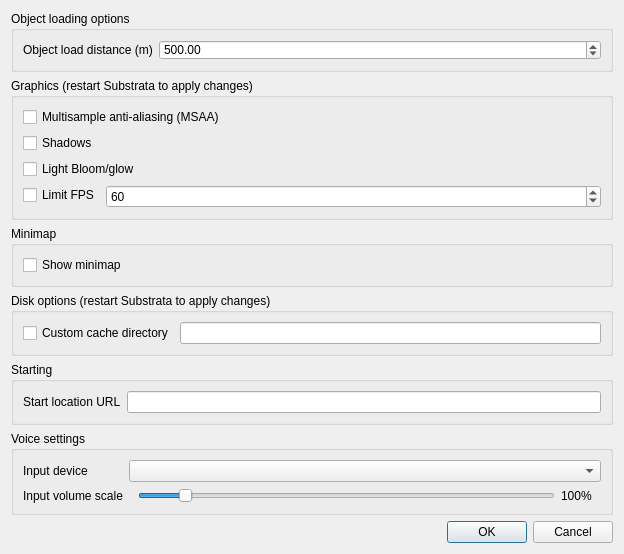
Old version of the form gui_client/MainOptionsDialog.ui in the repository shipilovden/substrata-metasiberia.
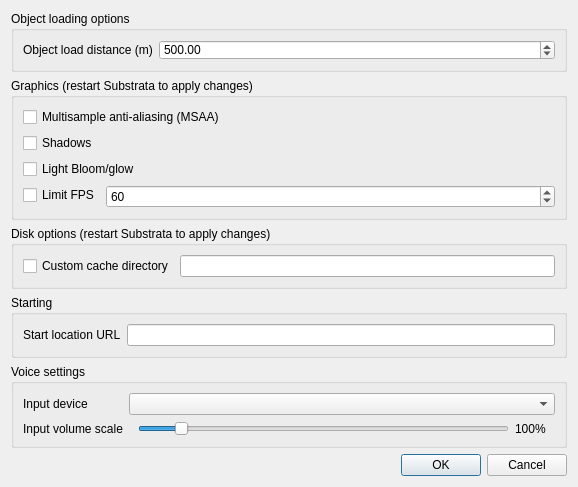
New version of the form. Custom widgets are drawn as their Qt base class.

Commit message: Added expand and collapse buttons for minimap and chat ui. Removed 'show minimap' option from options dialog.

Patch:
```diff
--- a/gui_client/MainOptionsDialog.ui
+++ b/gui_client/MainOptionsDialog.ui
@@ -6,8 +6,8 @@
    <rect>
     <x>0</x>
     <y>0</y>
-    <width>624</width>
-    <height>489</height>
+    <width>578</width>
+    <height>462</height>
    </rect>
   </property>
   <property name="windowTitle">
@@ -126,22 +126,6 @@
      </layout>
     </widget>
    </item>
-   <item>
-    <widget class="QGroupBox" name="groupBox_6">
-     <property name="title">
-      <string>Minimap</string>
-     </property>
-     <layout class="QGridLayout" name="gridLayout_4">
-      <item row="0" column="0">
-       <widget class="QCheckBox" name="showMinimapCheckBox">
-        <property name="text">
-         <string>Show minimap</string>
-        </property>
-       </widget>
-      </item>
-     </layout>
-    </widget>
-   </item>
    <item>
     <widget class="QGroupBox" name="groupBox_3">
      <property name="title">
```
The commit also changes 9 other files.
